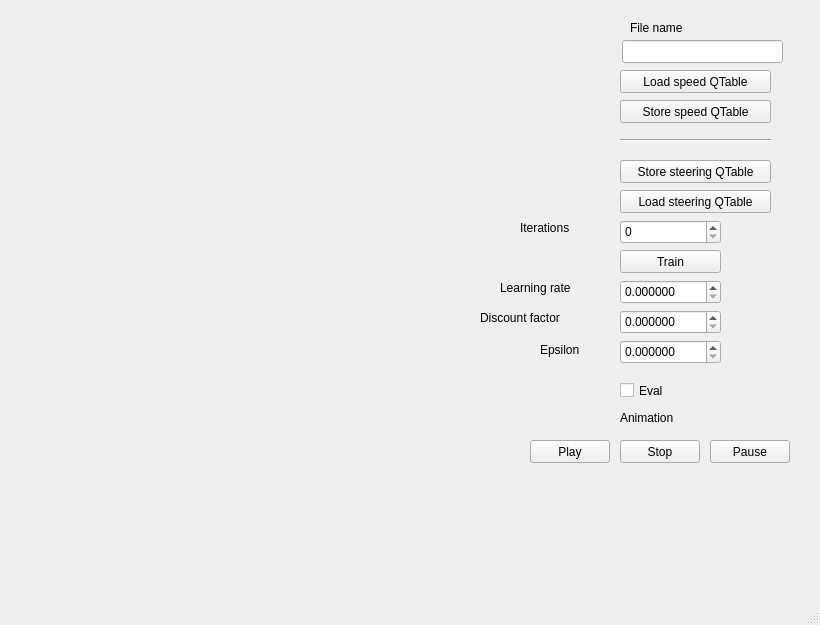
Above: src/mainwindow.ui from gcairone/carparking before the change. Below: the same form after it.
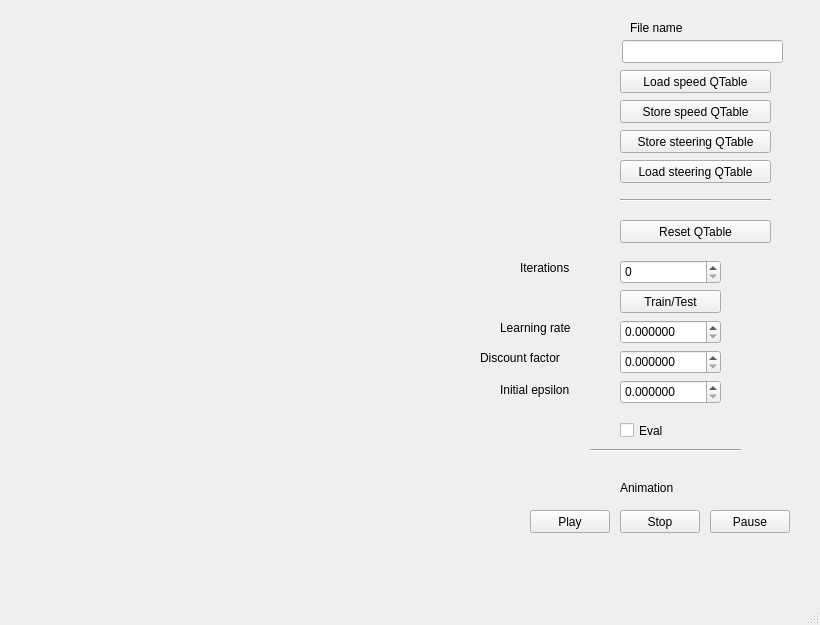
That is the form after the change.

Commit message: aggiornata interfaccia

What changed in the file:
```diff
--- a/src/mainwindow.ui
+++ b/src/mainwindow.ui
@@ -18,7 +18,7 @@
     <property name="geometry">
      <rect>
       <x>530</x>
-      <y>440</y>
+      <y>510</y>
       <width>80</width>
       <height>23</height>
      </rect>
@@ -31,7 +31,7 @@
     <property name="geometry">
      <rect>
       <x>620</x>
-      <y>440</y>
+      <y>510</y>
       <width>80</width>
       <height>23</height>
      </rect>
@@ -44,7 +44,7 @@
     <property name="geometry">
      <rect>
       <x>710</x>
-      <y>440</y>
+      <y>510</y>
       <width>80</width>
       <height>23</height>
      </rect>
@@ -57,20 +57,20 @@
     <property name="geometry">
      <rect>
       <x>620</x>
-      <y>250</y>
+      <y>290</y>
       <width>101</width>
       <height>23</height>
      </rect>
     </property>
     <property name="text">
-     <string>Train</string>
+     <string>Train/Test</string>
     </property>
    </widget>
    <widget class="QSpinBox" name="num_iterations">
     <property name="geometry">
      <rect>
       <x>620</x>
-      <y>220</y>
+      <y>260</y>
       <width>101</width>
       <height>24</height>
      </rect>
@@ -83,7 +83,7 @@
     <property name="geometry">
      <rect>
       <x>620</x>
-      <y>280</y>
+      <y>320</y>
       <width>101</width>
       <height>24</height>
      </rect>
@@ -102,7 +102,7 @@
     <property name="geometry">
      <rect>
       <x>620</x>
-      <y>370</y>
+      <y>410</y>
       <width>71</width>
       <height>41</height>
      </rect>
@@ -151,7 +151,7 @@
     <property name="geometry">
      <rect>
       <x>620</x>
-      <y>130</y>
+      <y>190</y>
       <width>151</width>
       <height>20</height>
      </rect>
@@ -164,7 +164,7 @@
     <property name="geometry">
      <rect>
       <x>620</x>
-      <y>160</y>
+      <y>130</y>
       <width>151</width>
       <height>23</height>
      </rect>
@@ -177,7 +177,7 @@
     <property name="geometry">
      <rect>
       <x>620</x>
-      <y>190</y>
+      <y>160</y>
       <width>151</width>
       <height>23</height>
      </rect>
@@ -190,7 +190,7 @@
     <property name="geometry">
      <rect>
       <x>620</x>
-      <y>410</y>
+      <y>480</y>
       <width>91</width>
       <height>16</height>
      </rect>
@@ -203,7 +203,7 @@
     <property name="geometry">
      <rect>
       <x>520</x>
-      <y>220</y>
+      <y>260</y>
       <width>91</width>
       <height>16</height>
      </rect>
@@ -229,7 +229,7 @@
     <property name="geometry">
      <rect>
       <x>500</x>
-      <y>280</y>
+      <y>320</y>
       <width>131</width>
       <height>16</height>
      </rect>
@@ -242,7 +242,7 @@
     <property name="geometry">
      <rect>
       <x>480</x>
-      <y>310</y>
+      <y>350</y>
       <width>131</width>
       <height>16</height>
      </rect>
@@ -255,7 +255,7 @@
     <property name="geometry">
      <rect>
       <x>620</x>
-      <y>310</y>
+      <y>350</y>
       <width>101</width>
       <height>24</height>
      </rect>
@@ -273,21 +273,21 @@
    <widget class="QLabel" name="label_6">
     <property name="geometry">
      <rect>
-      <x>540</x>
-      <y>340</y>
-      <width>71</width>
+      <x>500</x>
+      <y>380</y>
+      <width>131</width>
       <height>20</height>
      </rect>
     </property>
     <property name="text">
-     <string>Epsilon</string>
+     <string>Initial epsilon</string>
     </property>
    </widget>
    <widget class="QDoubleSpinBox" name="epsilon">
     <property name="geometry">
      <rect>
       <x>620</x>
-      <y>340</y>
+      <y>380</y>
       <width>101</width>
       <height>24</height>
      </rect>
@@ -302,6 +302,32 @@
      <double>100000000.000000000000000</double>
     </property>
    </widget>
+   <widget class="QPushButton" name="resetButton">
+    <property name="geometry">
+     <rect>
+      <x>620</x>
+      <y>220</y>
+      <width>151</width>
+      <height>23</height>
+     </rect>
+    </property>
+    <property name="text">
+     <string>Reset QTable</string>
+    </property>
+   </widget>
+   <widget class="Line" name="line_2">
+    <property name="geometry">
+     <rect>
+      <x>590</x>
+      <y>440</y>
+      <width>151</width>
+      <height>20</height>
+     </rect>
+    </property>
+    <property name="orientation">
+     <enum>Qt::Orientation::Horizontal</enum>
+    </property>
+   </widget>
   </widget>
   <widget class="QMenuBar" name="menubar">
    <property name="geometry">
```
The commit also changes 4 other files.
